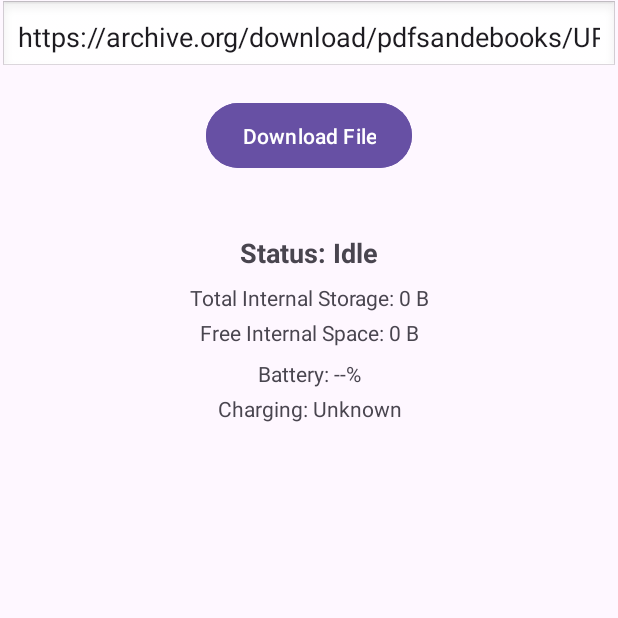
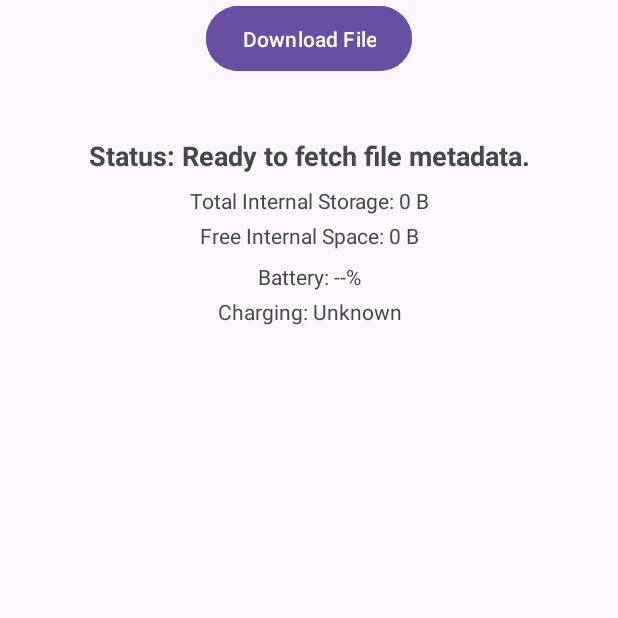
Before and after one commit to mat-in/filedownloaderapp, an Android app: the screen it shows after launch (MainActivity), on a phone screen of 412 x 824 dp, the top half of it. Run offline under Robolectric (Android 15) with nearby library versions, the phone set to English and light mode, and no system bars; our stand-ins replace Dagger/Hilt's generated code; 1 statement that could not run was skipped.

Commit message:
Added server configs, battery power consumption, updated room version

```diff
--- a/app/build.gradle.kts
+++ b/app/build.gradle.kts
@@ -55,6 +55,7 @@ dependencies {
     // OkHttp for networking
     implementation ("com.squareup.okhttp3:okhttp:4.12.0")
     implementation ("com.squareup.okhttp3:logging-interceptor:4.12.0")
+    implementation ("com.google.code.gson:gson:2.11.0")
 
     // Hilt for Dependency Injection
     implementation ("com.google.dagger:hilt-android:2.56.2")
@@ -62,6 +63,7 @@ dependencies {
 
     // WorkManager
     implementation ("androidx.work:work-runtime-ktx:2.10.1")
+
 
     // AndroidX Core & Appcompat
     implementation ("androidx.core:core-ktx:1.13.1")
--- a/app/src/main/AndroidManifest.xml
+++ b/app/src/main/AndroidManifest.xml
@@ -14,6 +14,7 @@
     <application
         android:name=".FileDownloaderApp"
         android:allowBackup="true"
+        android:usesCleartextTraffic="true"
         android:dataExtractionRules="@xml/data_extraction_rules"
         android:fullBackupContent="@xml/backup_rules"
         android:icon="@mipmap/ic_launcher"
--- a/app/src/main/java/io/matin/filedownloader/di/AppModule.kt
+++ b/app/src/main/java/io/matin/filedownloader/di/AppModule.kt
@@ -4,22 +4,22 @@
 package io.matin.filedownloader.di
 
 import android.content.Context
+import androidx.work.WorkManager
+import com.google.gson.Gson
 import com.google.gson.GsonBuilder
 import dagger.Module
 import dagger.Provides
 import dagger.hilt.InstallIn
+import dagger.hilt.android.qualifiers.ApplicationContext
 import dagger.hilt.components.SingletonComponent
-import okhttp3.OkHttpClient
-import retrofit2.converter.gson.GsonConverterFactory // This will be removed, but keeping for comparison
-import java.util.concurrent.TimeUnit
-import javax.inject.Singleton
-import androidx.work.WorkManager
-import dagger.hilt.android.qualifiers.ApplicationContext
 import io.matin.filedownloader.data.AppDatabase
 import io.matin.filedownloader.data.DownloadDao
 import io.matin.filedownloader.filestorage.FileStorageHelper
 import io.matin.filedownloader.notifications.DownloadNotificationManager
 import io.matin.filedownloader.repo.FileDownloadRepository
+import okhttp3.OkHttpClient
+import java.util.concurrent.TimeUnit
+import javax.inject.Singleton
 
 @Module
 @InstallIn(SingletonComponent::class)
@@ -35,7 +35,11 @@ class AppModule {
         return builder.build()
     }
 
-
+    @Provides
+    @Singleton
+    fun provideGson(): Gson {
+        return GsonBuilder().create()
+    }
     @Provides
     @Singleton
     fun provideApplicationContext(@ApplicationContext context: Context): Context {
@@ -52,9 +56,10 @@ class AppModule {
     @Provides
     @Singleton
     fun provideFileDownloadRepository(
-        okHttpClient: OkHttpClient
+        okHttpClient: OkHttpClient,
+        gson: Gson
     ): FileDownloadRepository {
-        return FileDownloadRepository(okHttpClient)
+        return FileDownloadRepository(okHttpClient, gson)
     }
 
     @Provides
--- a/app/src/main/java/io/matin/filedownloader/repo/FileDownloadRepository.kt
+++ b/app/src/main/java/io/matin/filedownloader/repo/FileDownloadRepository.kt
@@ -1,5 +1,3 @@
-// package io.matin.filedownloader.repo
-
 package io.matin.filedownloader.repo
 
 import okhttp3.OkHttpClient
@@ -8,16 +6,126 @@ import okhttp3.Response
 import java.io.IOException
 import javax.inject.Inject
 import javax.inject.Singleton
+import android.util.Log
+import com.google.gson.Gson
+import io.matin.filedownloader.data.DownloadMetadata
+import kotlinx.coroutines.Dispatchers
+import kotlinx.coroutines.withContext
 
 @Singleton
 class FileDownloadRepository @Inject constructor(
-    private val okHttpClient: OkHttpClient
+    private val okHttpClient: OkHttpClient,
+    private val gson: Gson
 ) {
-    @Throws(IOException::class)
-    fun downloadFile(url: String): Response {
+
+    private val BASE_URL = "http://localhost:8080"
+
+    /**
+     * Fetches metadata for the next file to download from the backend.
+     * Returns Result.failure if no more files are available or an error occurs.
+     */
+    suspend fun getNextFileMetadata(): Result<DownloadMetadata> {
+        val url = "$BASE_URL/getNextFile"
         val request = Request.Builder()
             .url(url)
             .build()
-        return okHttpClient.newCall(request).execute()
+
+        return try {
+
+            val (response, responseBodyString) = withContext(Dispatchers.IO) {
+                val response = okHttpClient.newCall(request).execute()
+                val responseBody = response.body?.string()
+                Pair(response, responseBody)
+            }
+
+            if (response.isSuccessful) {
+                if (responseBodyString != null && responseBodyString.isNotBlank()) {
+                    val metadata = gson.fromJson(responseBodyString, DownloadMetadata::class.java)
+                    Log.d("FileDownloadRepo", "Successfully fetched metadata: $metadata")
+                    Result.success(metadata)
+                } else {
+                    Log.d("FileDownloadRepo", "No more files available or empty metadata response.")
+                    Result.failure(IOException("No more files available"))
+                }
+            } else if (response.code == 204) {
+                Log.d("FileDownloadRepo", "Backend returned 204 No Content, indicating no more files.")
+                Result.failure(IOException("No more files available (204 No Content)"))
+            } else {
+                val errorMessage = "Failed to get next file metadata: HTTP ${response.code} ${response.message}"
+                Log.e("FileDownloadRepo", errorMessage)
+                Result.failure(IOException(errorMessage))
+            }
+        } catch (e: Exception) {
+            Log.e("FileDownloadRepo", "Error fetching next file metadata: ${e.message}", e)
+            Result.failure(e)
+        }
+    }
+
+    /**
+     * Downloads a file from the backend's /getFile/{name} endpoint.
+     * Supports range requests for resuming downloads.
+     *
+     * @param fileName The name of the file to download (used as a path parameter).
+     * @param startByte The byte offset to start the download from (for resuming).
+     * @return An OkHttp Response containing the file data.
+     */
+    suspend fun downloadFileFromBackend(fileName: String, startByte: Long = 0L): Response {
+        val url = "$BASE_URL/getFile/${fileName.encodeURLPathSegment()}"
+        val requestBuilder = Request.Builder().url(url)
+
+        if (startByte > 0) {
+            Log.d("FileDownloadRepo", "Resuming download for $fileName, setting Range header: bytes=$startByte-")
+            requestBuilder.header("Range", "bytes=$startByte-")
+        } else {
+            Log.d("FileDownloadRepo", "Starting new download for $fileName.")
+        }
+
+        val request = requestBuilder.build()
+
+        return withContext(Dispatchers.IO) {
+            okHttpClient.newCall(request).execute()
+        }
+    }
+
+    /**
+     * Sends a success notification to the backend for a completed download.
+     * Uses the /status/success/{name} endpoint.
+     */
+    suspend fun sendDownloadSuccess(fileName: String): Result<String> {
+        val url = "$BASE_URL/status/success/${fileName.encodeURLPathSegment()}"
+        val request = Request.Builder()
+            .url(url)
+            .build()
+
+        return try {
+            val response = withContext(Dispatchers.IO) {
+                okHttpClient.newCall(request).execute()
+            }
+
+            if (response.isSuccessful) {
+                val message = response.body?.string() ?: "Success message not provided"
+                Log.d("FileDownloadRepo", "Download success reported for $fileName: $message")
+                Result.success(message)
+            } else {
+                val errorMessage = "Failed to report download success for $fileName: HTTP ${response.code} ${response.message}"
+                Log.e("FileDownloadRepo", errorMessage)
+                Result.failure(IOException(errorMessage))
+            }
+        } catch (e: Exception) {
+            Log.e("FileDownloadRepo", "Error reporting download success for $fileName: ${e.message}", e)
+            Result.failure(e)
+        }
     }
 }
+
+fun String.encodeURLParameter(): String {
+    return java.net.URLEncoder.encode(this, "UTF-8")
+        .replace("+", "%20")
+}
+
+
+fun String.encodeURLPathSegment(): String {
+    return java.net.URLEncoder.encode(this, "UTF-8")
+        .replace("+", "%20")
+        .replace("%2F", "/")
+}
--- a/app/src/main/res/layout/activity_main.xml
+++ b/app/src/main/res/layout/activity_main.xml
@@ -10,15 +10,6 @@
     android:gravity="center_horizontal"
     tools:context=".MainActivity">
 
-    <EditText
-        android:id="@+id/urlEditText"
-        android:layout_width="match_parent"
-        android:layout_height="wrap_content"
-        android:hint="Enter file URL (e.g., .mp4, .pdf)"
-        android:inputType="textUri"
-        android:padding="12dp"
-        android:background="@android:drawable/edit_text"
-        android:layout_marginBottom="16dp"/>
 
     <Button
         android:id="@+id/downloadButton"
@@ -79,4 +70,18 @@
         android:textSize="14sp"
         android:layout_marginTop="4dp"/>
 
+    <TextView
+        android:id="@+id/powerConsumptionTextView"
+        android:layout_width="0dp"
+        android:layout_height="wrap_content"
+        android:layout_marginStart="16dp"
+        android:layout_marginTop="24dp"
+        android:layout_marginEnd="16dp"
+        android:text="Last File Power Consumption: N/A"
+        android:textSize="16sp"
+        android:textStyle="italic"
+        app:layout_constraintEnd_toEndOf="parent"
+        app:layout_constraintStart_toStartOf="parent"
+        app:layout_constraintTop_toBottomOf="@+id/chargingStatusTextView" />
+
 </LinearLayout>
```
Also changed, not shown: app/src/main/java/io/matin/filedownloader/MainActivity.kt (+49 -43 lines), app/src/main/java/io/matin/filedownloader/data/AppDatabase.kt (+6 -5 lines), app/src/main/java/io/matin/filedownloader/data/DownloadEntry.kt (+6 -3 lines), app/src/main/java/io/matin/filedownloader/viewmodel/FileViewModel.kt (+58 -12 lines), app/src/main/java/io/matin/filedownloader/workers/DownloadWorker.kt (+184 -48 lines).
